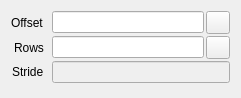
This is src/session/BlockProperties.ui in houmain/gpupad as Qt 5 draws it before an edit. The edited form follows.
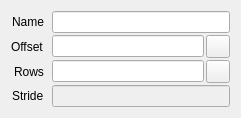
This is the edited form. Icons and pictures are not drawn. Custom widgets are drawn as their Qt base class.

```diff
--- a/src/session/BlockProperties.ui
+++ b/src/session/BlockProperties.ui
@@ -7,7 +7,7 @@
     <x>0</x>
     <y>0</y>
     <width>241</width>
-    <height>98</height>
+    <height>105</height>
    </rect>
   </property>
   <layout class="QVBoxLayout">
@@ -34,14 +34,14 @@
      <property name="bottomMargin">
       <number>0</number>
      </property>
-     <item row="0" column="0">
+     <item row="1" column="0">
       <widget class="QLabel" name="labelOffset">
        <property name="text">
         <string>Offset</string>
        </property>
       </widget>
      </item>
-     <item row="0" column="1">
+     <item row="1" column="1">
       <widget class="QWidget" name="widgetOffset" native="true">
        <layout class="QHBoxLayout" name="horizontalLayout_2">
         <property name="spacing">
@@ -75,14 +75,14 @@
        </layout>
       </widget>
      </item>
-     <item row="1" column="0">
+     <item row="2" column="0">
       <widget class="QLabel" name="labelRows">
        <property name="text">
         <string>Rows</string>
        </property>
       </widget>
      </item>
-     <item row="1" column="1">
+     <item row="2" column="1">
       <widget class="QWidget" name="widgetRowCount" native="true">
        <layout class="QHBoxLayout" name="horizontalLayout">
         <property name="spacing">
@@ -116,20 +116,30 @@
        </layout>
       </widget>
      </item>
-     <item row="2" column="0">
+     <item row="3" column="0">
       <widget class="QLabel" name="labelStride">
        <property name="text">
         <string>Stride</string>
        </property>
       </widget>
      </item>
-     <item row="2" column="1">
+     <item row="3" column="1">
       <widget class="QLineEdit" name="stride">
        <property name="enabled">
         <bool>false</bool>
        </property>
       </widget>
      </item>
+     <item row="0" column="1">
+      <widget class="QLineEdit" name="name"/>
+     </item>
+     <item row="0" column="0">
+      <widget class="QLabel" name="labelName">
+       <property name="text">
+        <string>Name</string>
+       </property>
+      </widget>
+     </item>
     </layout>
    </item>
   </layout>
```
Left out of the diff: 6 changed lines with no effect on the pictures.
